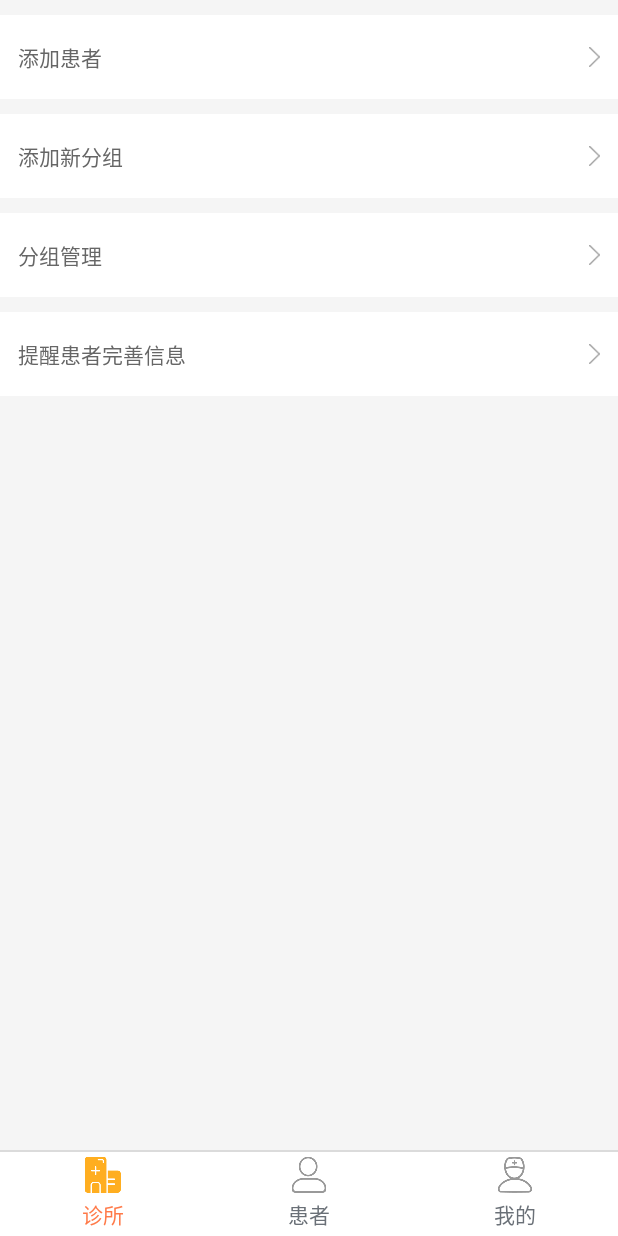
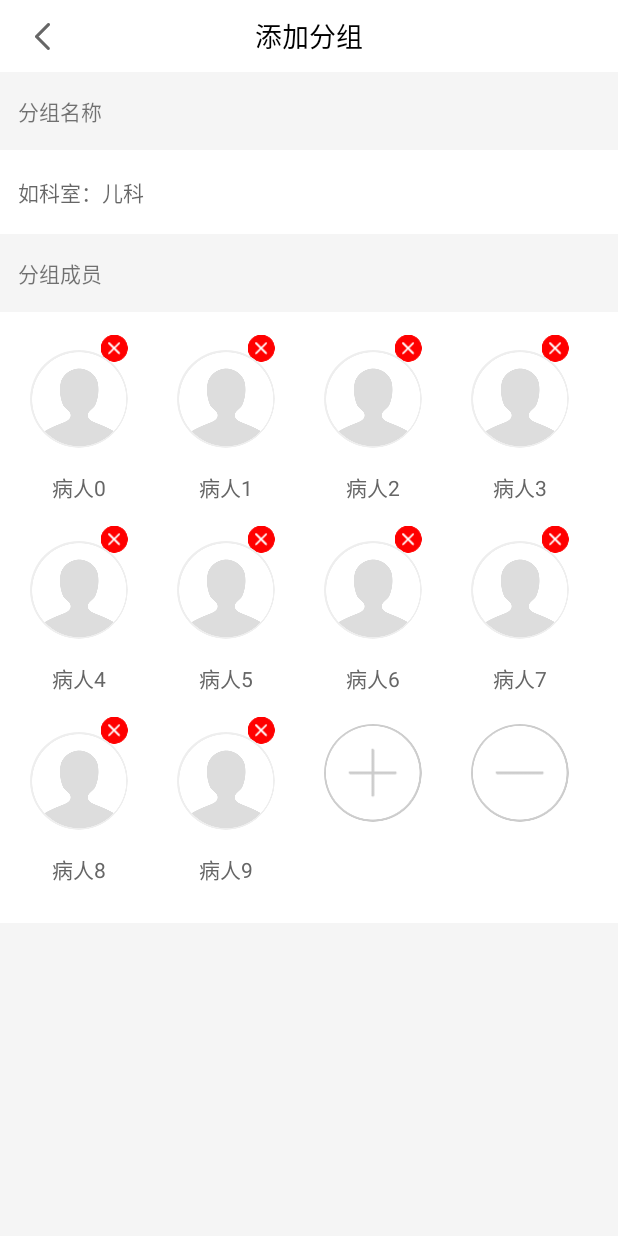
Before and after one commit to marmot1212/RuiEr, an Android app: the fragment PatientManagerFragment placed in its activity, after a tap on "添加新分组", on a phone screen of 412 x 824 dp. Run offline under Robolectric (Android 15) with nearby library versions, the phone set to English and light mode, and no system bars; our stand-ins replace ButterKnife, CircleImageView; libraries missing offline, so code that uses them is left out: com.gyf.barlibrary; 2 statements that could not run were skipped.

Commit message:
（1）增加分组页面 （2）页面的RecyclerView及其adapter，布局文件等 （3）模拟数据，使用Glide框架加载图片

```diff
--- a/app/build.gradle
+++ b/app/build.gradle
@@ -22,6 +22,7 @@ dependencies {
     implementation fileTree(dir: 'libs', include: ['*.jar'])
     implementation 'com.android.support.constraint:constraint-layout:1.1.3'
     testImplementation 'junit:junit:4.12'
+    //noinspection GradleCompatible
     androidTestImplementation 'com.android.support.test:runner:1.0.2'
     androidTestImplementation 'com.android.support.test.espresso:espresso-core:3.0.2'
     // ui
@@ -37,4 +38,7 @@ dependencies {
     implementation 'com.github.CymChad:BaseRecyclerViewAdapterHelper:2.9.22'
     // 自定义头像框架
     implementation 'de.hdodenhof:circleimageview:2.2.0'
+    implementation 'com.android.support:recyclerview-v7:26.0.0-alpha1'
+    // 图片框架
+    compile 'com.github.bumptech.glide:glide:3.7.0'
 }
--- a/app/src/main/AndroidManifest.xml
+++ b/app/src/main/AndroidManifest.xml
@@ -8,7 +8,8 @@
         android:label="@string/app_name"
         android:supportsRtl="true"
         android:theme="@style/CustomAppTheme">
-        <activity android:name=".home.activity.MainActivity"
+        <activity
+            android:name=".home.activity.MainActivity"
             android:launchMode="singleTask">
             <intent-filter>
                 <action android:name="android.intent.action.MAIN" />
@@ -16,7 +17,8 @@
                 <category android:name="android.intent.category.LAUNCHER" />
             </intent-filter>
         </activity>
-        <activity android:name=".patient.activity.AddPatientActivity"></activity>
+        <activity android:name=".patient.activity.AddPatientActivity" />
+        <activity android:name=".patient.activity.AddGroupActivity"/>
     </application>
 
 </manifest>
--- /dev/null
+++ b/app/src/main/java/com/example/fox28/ruier/patient/activity/AddGroupActivity.java
@@ -0,0 +1,60 @@
+package com.example.fox28.ruier.patient.activity;
+
+import android.os.Bundle;
+import android.support.v7.widget.GridLayoutManager;
+import android.support.v7.widget.LinearLayoutManager;
+import android.support.v7.widget.RecyclerView;
+import android.widget.EditText;
+
+import com.example.fox28.base.BaseActivity;
+import com.example.fox28.ruier.R;
+import com.example.fox28.ruier.patient.adapter.AddPatientAdapter;
+import com.example.fox28.ruier.patient.model.bean.PGroupMemberEntity;
+import com.example.fox28.ruier.utils.DataFactory;
+
+import java.util.ArrayList;
+import java.util.List;
+
+import butterknife.BindView;
+
+public class AddGroupActivity extends BaseActivity {
+
+    @BindView(R.id.et_name)
+    EditText mEtName;                 // 输入分组名称，如儿科
+    @BindView(R.id.recyc_view)
+    RecyclerView mRecycView;           // 患者头像
+
+    private List<PGroupMemberEntity> mList;     // 数据集
+    private AddPatientAdapter mAdpater;        // 适配器
+
+    @Override
+    protected void onCreate(Bundle savedInstanceState) {
+        super.onCreate(savedInstanceState);
+
+    }
+
+    @Override
+    protected void initData() {
+        super.initData();
+        mList = DataFactory.obtainListDataForAddGroup(12);
+        mAdpater.setList(mList);
+    }
+
+    @Override
+    protected void initView() {
+        super.initView();
+        initToolBar("添加分组");
+        // 绑定适配器
+        mList = new ArrayList<>();
+        mAdpater = new AddPatientAdapter(this, mList);
+        GridLayoutManager manager = new GridLayoutManager(this, 4);
+        mRecycView.setLayoutManager(manager);
+        mRecycView.setAdapter(mAdpater);
+    }
+
+    @Override
+    protected void setContentLayout() {
+        super.setContentLayout();
+        setContentView(R.layout.activity_add_group);
+    }
+}
--- /dev/null
+++ b/app/src/main/java/com/example/fox28/ruier/patient/adapter/AddPatientAdapter.java
@@ -0,0 +1,173 @@
+package com.example.fox28.ruier.patient.adapter;
+
+import android.content.Context;
+import android.support.v7.widget.RecyclerView;
+import android.view.LayoutInflater;
+import android.view.View;
+import android.view.ViewGroup;
+import android.widget.ImageView;
+import android.widget.RelativeLayout;
+import android.widget.TextView;
+import android.widget.Toast;
+
+import com.bumptech.glide.Glide;
+import com.example.fox28.ruier.R;
+import com.example.fox28.ruier.patient.model.bean.PGroupMemberEntity;
+
+import java.util.List;
+
+import butterknife.BindView;
+import butterknife.ButterKnife;
+import de.hdodenhof.circleimageview.CircleImageView;
+
+/**
+ * @Description:
+ * @Author: Scorpion
+ * @Date: 2018/9/24 23:35
+ * @Tags:
+ */
+public class AddPatientAdapter extends RecyclerView.Adapter {
+
+    private Context mContext;
+    private List<PGroupMemberEntity> mList;
+
+    public AddPatientAdapter(Context context, List<PGroupMemberEntity> list) {
+        mContext = context;
+        mList = list;
+    }
+
+    /**
+     * 刷新数据
+     * @param list
+     */
+    public void setList(List<PGroupMemberEntity> list) {
+        mList = list;
+        notifyDataSetChanged();
+    }
+
+    /**
+     * RecyclerView列表项的类型：分别对应 "+"按钮，删除按钮，病人分组成员
+     */
+    public static final int TYPE_DELETE = 911;
+    public static final int TYPE_ADD = 910;
+    public static final int TYPE_ITEM = 909;
+
+
+    @Override
+    public RecyclerView.ViewHolder onCreateViewHolder(ViewGroup parent, int viewType) {
+        View contentView;
+        RecyclerView.ViewHolder holder = null;
+        switch (viewType) {
+            case TYPE_DELETE:   // 减号按钮
+                contentView = View.inflate(mContext, R.layout.p_recyc_item_addgroup_delete, null);
+                holder = new DeleteHolder(contentView);
+                break;
+            case TYPE_ADD:      // 加号按钮
+                contentView = View.inflate(mContext, R.layout.p_recyc_item_addgroup_add, null);
+                holder = new AddHolder(contentView);
+                break;
+            case TYPE_ITEM:     // 其他列表项
+                contentView = LayoutInflater.from(mContext).inflate(R.layout.p_recyc_item_addgroup, null);
+                holder = new ItemHolder(contentView);
+                break;
+        }
+        return holder;
+    }
+
+    @Override
+    public void onBindViewHolder(RecyclerView.ViewHolder parentHolder, int position) {
+        // "-"
+        if (getItemViewType(position) == TYPE_DELETE) {
+            DeleteHolder holder = (DeleteHolder) parentHolder;
+            holder.rl_parent.setOnClickListener(new View.OnClickListener() {
+                @Override
+                public void onClick(View view) {
+                    // todo 监听事件
+                    Toast.makeText(mContext, "单击删除患者按钮", Toast.LENGTH_SHORT).show();
+                }
+            });
+            return;
+        }
+        // "+"
+        if (getItemViewType(position) == TYPE_ADD) {
+            AddHolder holder = (AddHolder) parentHolder;
+            holder.rl_parent.setOnClickListener(new View.OnClickListener() {
+                @Override
+                public void onClick(View view) {
+                    // todo 监听事件
+                    Toast.makeText(mContext, "单击增加患者按钮", Toast.LENGTH_SHORT).show();
+                }
+            });
+            return;
+        }
+        // 其他列表项
+        if (getItemViewType(position) == TYPE_ITEM) {
+            ItemHolder holder = (ItemHolder) parentHolder;
+            holder.refreshUI(mList.get(position));
+        }
+
+    }
+
+    @Override
+    public int getItemCount() {
+        return mList.size();
+    }
+
+    @Override
+    public int getItemViewType(int position) {
+        if (position == mList.size() - 1) {
+            return TYPE_DELETE;
+        } else if (position == mList.size() - 2) {
+            return TYPE_ADD;
+        } else {
+            return TYPE_ITEM;
+        }
+    }
+
+    class DeleteHolder extends RecyclerView.ViewHolder {
+        @BindView(R.id.rl_parent)
+        RelativeLayout rl_parent;
+
+        DeleteHolder(View view) {
+            super(view);
+            ButterKnife.bind(this, view);
+        }
+    }
+
+   class AddHolder extends RecyclerView.ViewHolder {
+        @BindView(R.id.rl_parent)
+        RelativeLayout rl_parent;
+
+        AddHolder(View view) {
+            super(view);
+            ButterKnife.bind(this, view);
+        }
+    }
+
+  class ItemHolder extends RecyclerView.ViewHolder {
+        @BindView(R.id.iv_delete)
+        ImageView mIvDelete;
+        @BindView(R.id.civ_avatar)
+        CircleImageView mCivAvatar;
+        @BindView(R.id.tv_name)
+        TextView mTvName;
+
+        ItemHolder(View view) {
+            super(view);
+            ButterKnife.bind(this, view);
+        }
+
+        // 刷新UI
+       public void refreshUI(PGroupMemberEntity entity) {
+            if(entity==null) return;
+            mTvName.setText(entity.getName());
+           Glide.with(mContext)
+                   .load(entity.getUrl())
+                   .centerCrop()
+                   .dontAnimate()//防止设置placeholder导致第一次不显示网络图片,只显示默认图片的问题
+                   .error(R.mipmap.patient_member_head)
+                   .placeholder(R.mipmap.patient_member_head)
+                   .into(mCivAvatar);
+        }
+    }
+}
--- a/app/src/main/java/com/example/fox28/ruier/patient/fragment/PatientManagerFragment.java
+++ b/app/src/main/java/com/example/fox28/ruier/patient/fragment/PatientManagerFragment.java
@@ -51,6 +51,7 @@ public class PatientManagerFragment extends Fragment {
                 MFGT.gotoAddPatient(getActivity());
                 break;
             case R.id.ll_add_group:     //添加新分组
+                MFGT.gotoAddGroup(getActivity());
                 break;
             case R.id.ll_patientgroup_manager:  //分组管理
                 break;
--- /dev/null
+++ b/app/src/main/java/com/example/fox28/ruier/patient/model/bean/PGroupMemberEntity.java
@@ -0,0 +1,44 @@
+package com.example.fox28.ruier.patient.model.bean;
+
+/**
+ * @Description: 分组成员对应的实体类
+ * @Author: Scorpion
+ * @Date: 2018/9/24 23:38
+ * @Tags:
+ */
+public class PGroupMemberEntity {
+
+    private String name;
+    private String url;
+
+    public PGroupMemberEntity() {
+    }
+
+    public PGroupMemberEntity(String name) {
+        this.name = name;
+    }
+
+    public String getName() {
+        return name;
+    }
+
+    public void setName(String name) {
+        this.name = name;
+    }
+
+    public String getUrl() {
+        return url;
+    }
+
+    public void setUrl(String url) {
+        this.url = url;
+    }
+
+    @Override
+    public String toString() {
+        return "PGroupMemberEntity{" +
+                "name='" + name + '\'' +
+                ", url='" + url + '\'' +
+                '}';
+    }
+}
--- /dev/null
+++ b/app/src/main/java/com/example/fox28/ruier/utils/DataFactory.java
@@ -0,0 +1,29 @@
+package com.example.fox28.ruier.utils;
+
+import com.example.fox28.ruier.patient.model.bean.PGroupMemberEntity;
+
+import java.util.ArrayList;
+import java.util.List;
+
+/**
+ * @Description: 生成模拟数据的工具类
+ * @Author: Scorpion
+ * @Date: 2018/9/30 14:45
+ * @Tags:
+ */
+public class DataFactory {
+
+    /**
+     * 添加分组页面，生成adapter的模拟数据集
+     * @param size
+     * @return
+     */
+    public static List<PGroupMemberEntity> obtainListDataForAddGroup(int size) {
+        List<PGroupMemberEntity> list = new ArrayList<>();
+        for(int i=0; i<size; i++) {
+            PGroupMemberEntity entity = new PGroupMemberEntity("病人" + i);
+            list.add(entity);
+        }
+        return list;
+    }
+}
--- a/app/src/main/java/com/example/fox28/ruier/utils/MFGT.java
+++ b/app/src/main/java/com/example/fox28/ruier/utils/MFGT.java
@@ -3,6 +3,7 @@ package com.example.fox28.ruier.utils;
 import android.app.Activity;
 import android.content.Intent;
 
+import com.example.fox28.ruier.patient.activity.AddGroupActivity;
 import com.example.fox28.ruier.patient.activity.AddPatientActivity;
 
 
@@ -67,5 +68,15 @@ public class MFGT {
         startActivity(activity, AddPatientActivity.class);
     }
 
+    /**
+     * 跳转添加分组界面
+     * @param activity
+     */
+    public static void gotoAddGroup(Activity activity) {
+        startActivity(activity, AddGroupActivity.class);
+    }
+
+
+
 
 }
--- /dev/null
+++ b/app/src/main/res/layout/activity_add_group.xml
@@ -0,0 +1,47 @@
+<?xml version="1.0" encoding="utf-8"?>
+<LinearLayout xmlns:android="http://schemas.android.com/apk/res/android"
+    xmlns:tools="http://schemas.android.com/tools"
+    android:layout_width="match_parent"
+    android:layout_height="match_parent"
+    android:background="@color/base_bg"
+    android:orientation="vertical"
+    tools:context=".patient.activity.AddGroupActivity"
+    android:focusable="true"
+    android:focusableInTouchMode="true">
+
+    <include layout="@layout/base_tool_bar" />
+
+    <TextView
+        android:layout_width="match_parent"
+        android:layout_height="52dp"
+        android:gravity="center_vertical"
+        android:paddingLeft="12dp"
+        android:text="分组名称" />
+
+    <EditText
+        android:id="@+id/et_name"
+        style="@style/style_14_999"
+        android:layout_width="match_parent"
+        android:layout_height="56dp"
+        android:background="@color/white"
+        android:hint="如科室：儿科"
+        android:paddingLeft="12dp" />
+
+    <TextView
+        android:layout_width="match_parent"
+        android:layout_height="52dp"
+        android:gravity="center_vertical"
+        android:paddingLeft="12dp"
+        android:text="分组成员" />
+
+    <android.support.v7.widget.RecyclerView
+        android:id="@+id/recyc_view"
+        android:layout_width="match_parent"
+        android:layout_height="wrap_content"
+        android:background="@color/white"
+        android:paddingBottom="25dp"
+        android:paddingLeft="10dp"
+        android:paddingRight="10dp"
+        />
+
+</LinearLayout>
--- /dev/null
+++ b/app/src/main/res/layout/p_recyc_item_addgroup.xml
@@ -0,0 +1,42 @@
+<?xml version="1.0" encoding="utf-8"?>
+<FrameLayout xmlns:android="http://schemas.android.com/apk/res/android"
+    xmlns:tools="http://schemas.android.com/tools"
+    android:layout_width="wrap_content"
+    android:layout_height="wrap_content">
+
+    <RelativeLayout
+        android:id="@+id/rl_parent"
+        android:layout_width="85dp"
+        android:layout_height="wrap_content"
+        android:gravity="center_horizontal"
+        android:orientation="vertical"
+        android:paddingEnd="10dp"
+        android:paddingStart="10dp"
+        android:paddingTop="15dp">
+
+        <ImageView
+            android:id="@+id/iv_delete"
+            android:layout_width="18dp"
+            android:layout_height="18dp"
+            android:layout_alignParentRight="true"
+            android:src="@mipmap/patient_group_delete" />
+
+        <de.hdodenhof.circleimageview.CircleImageView
+            android:id="@+id/civ_avatar"
+            android:layout_width="65dp"
+            android:layout_height="65dp"
+            android:layout_marginTop="10dp" />
+
+        <TextView
+            android:id="@+id/tv_name"
+            android:layout_width="wrap_content"
+            android:layout_height="wrap_content"
+            android:layout_below="@id/civ_avatar"
+            android:layout_centerHorizontal="true"
+            android:layout_marginTop="15dp"
+            tools:text="方冰冰"
+            style="@style/style_14_666"/>
+    </RelativeLayout>
+
+
+</FrameLayout>
--- /dev/null
+++ b/app/src/main/res/layout/p_recyc_item_addgroup_add.xml
@@ -0,0 +1,45 @@
+<?xml version="1.0" encoding="utf-8"?>
+<FrameLayout xmlns:android="http://schemas.android.com/apk/res/android"
+    xmlns:tools="http://schemas.android.com/tools"
+    android:layout_width="wrap_content"
+    android:layout_height="wrap_content">
+
+    <RelativeLayout
+        android:id="@+id/rl_parent"
+        android:layout_width="85dp"
+        android:layout_height="wrap_content"
+        android:gravity="center_horizontal"
+        android:orientation="vertical"
+        android:paddingEnd="10dp"
+        android:paddingStart="10dp"
+        android:paddingTop="12dp">
+
+        <ImageView
+            android:id="@+id/iv_delete"
+            android:layout_width="17dp"
+            android:layout_height="17dp"
+            android:layout_alignParentRight="true"
+            android:src="@mipmap/patient_group_delete"
+            android:visibility="gone"/>
+
+        <de.hdodenhof.circleimageview.CircleImageView
+            android:id="@+id/civ_avatar"
+            android:layout_width="65dp"
+            android:layout_height="65dp"
+            android:layout_marginTop="8dp"
+            android:src="@mipmap/patient_group_add"/>
+
+        <TextView
+            android:id="@+id/tv_name"
+            android:layout_width="wrap_content"
+            android:layout_height="wrap_content"
+            android:layout_below="@id/civ_avatar"
+            android:layout_centerHorizontal="true"
+            android:layout_marginTop="15dp"
+            tools:text="方冰冰"
+            style="@style/style_14_666"
+            android:visibility="invisible"/>
+    </RelativeLayout>
+
+
+</FrameLayout>
--- /dev/null
+++ b/app/src/main/res/layout/p_recyc_item_addgroup_delete.xml
@@ -0,0 +1,45 @@
+<?xml version="1.0" encoding="utf-8"?>
+<FrameLayout xmlns:android="http://schemas.android.com/apk/res/android"
+    xmlns:tools="http://schemas.android.com/tools"
+    android:layout_width="wrap_content"
+    android:layout_height="wrap_content">
+
+    <RelativeLayout
+        android:id="@+id/rl_parent"
+        android:layout_width="85dp"
+        android:layout_height="wrap_content"
+        android:gravity="center_horizontal"
+        android:orientation="vertical"
+        android:paddingEnd="10dp"
+        android:paddingStart="10dp"
+        android:paddingTop="12dp">
+
+        <ImageView
+            android:id="@+id/iv_delete"
+            android:layout_width="17dp"
+            android:layout_height="17dp"
+            android:layout_alignParentRight="true"
+            android:src="@mipmap/patient_group_delete"
+            android:visibility="gone"/>
+
+        <de.hdodenhof.circleimageview.CircleImageView
+            android:id="@+id/civ_avatar"
+            android:layout_width="65dp"
+            android:layout_height="65dp"
+            android:layout_marginTop="8dp"
+            android:src="@mipmap/patient_group_cut"/>
+
+        <TextView
+            android:id="@+id/tv_name"
+            android:layout_width="wrap_content"
+            android:layout_height="wrap_content"
+            android:layout_below="@id/civ_avatar"
+            android:layout_centerHorizontal="true"
+            android:layout_marginTop="15dp"
+            tools:text="方冰冰"
+            style="@style/style_14_666"
+            android:visibility="invisible"/>
+    </RelativeLayout>
+
+
+</FrameLayout>
--- a/app/src/main/res/values/styles.xml
+++ b/app/src/main/res/values/styles.xml
@@ -27,4 +27,15 @@
         <item name="android:onClick">onClick</item>
         <item name="android:textSize">14sp</item>
     </style>
+
+    <!--字体style 14sp #999-->
+    <style name="style_14_999">
+        <item name="android:textSize">14sp</item>
+        <item name="android:textColor">#999</item>
+    </style>
+    <!--字体style 14sp #999-->
+    <style name="style_14_666">
+        <item name="android:textSize">14sp</item>
+        <item name="android:textColor">#666</item>
+    </style>
 </resources>
```
